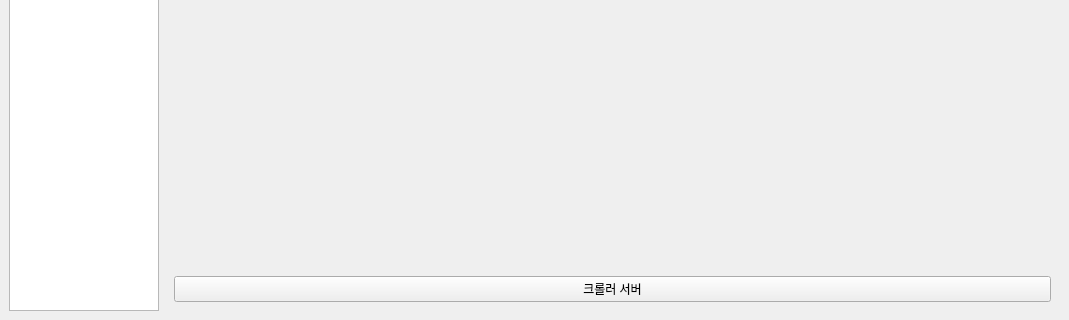
Above: manager/app/assets/gui.ui from yojun313/knpu before the change; both pictures show x 0 to 1069 and y 467 to 787 of the 1069 by 787 pixel window. Below: the same form after it.
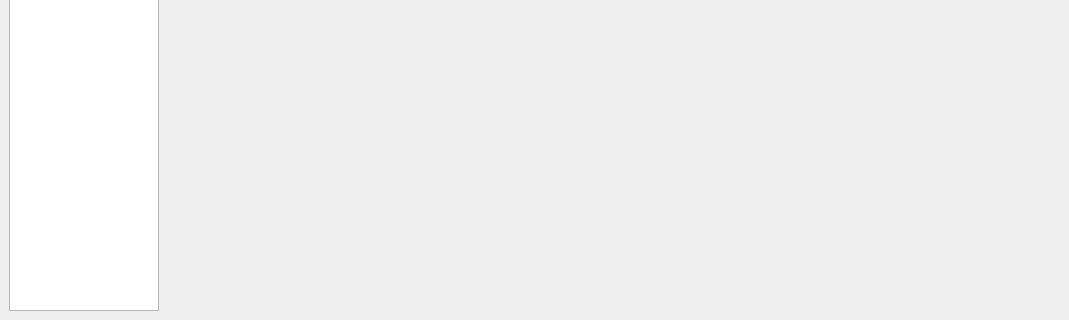
That is the form after the change. The open tabs and pages were chosen to show the change.

Commit message: refactor: remove crawler server button and update related connections

Patch:
```diff
--- a/manager/app/assets/gui.ui
+++ b/manager/app/assets/gui.ui
@@ -136,17 +136,6 @@
         <item>
          <widget class="QWidget" name="crawler_webview" native="true"/>
         </item>
-        <item>
-         <layout class="QHBoxLayout" name="horizontalLayout_3">
-          <item>
-           <widget class="QPushButton" name="crawler_server_button">
-            <property name="text">
-             <string>크롤러 서버</string>
-            </property>
-           </widget>
-          </item>
-         </layout>
-        </item>
        </layout>
       </widget>
       <widget class="QWidget" name="page_data_process">
```
The commit also changes 2 other files.
